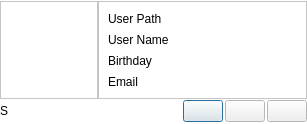
Qt form src/GuiVCard.ui (hwgao/beebeep) before a commit.
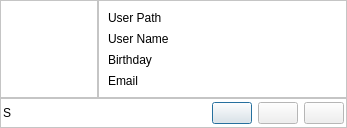
The same form after that commit. Icons and pictures are not drawn.

Patch:
```diff
--- a/src/GuiVCard.ui
+++ b/src/GuiVCard.ui
@@ -6,8 +6,8 @@
    <rect>
     <x>0</x>
     <y>0</y>
-    <width>307</width>
-    <height>124</height>
+    <width>347</width>
+    <height>128</height>
    </rect>
   </property>
   <property name="palette">
@@ -338,8 +338,24 @@
     </widget>
    </item>
    <item row="1" column="0" colspan="2">
+    <widget class="QFrame" name="mp_frameBottom">
+     <property name="frameShape">
+      <enum>QFrame::StyledPanel</enum>
+     </property>
+     <property name="frameShadow">
+      <enum>QFrame::Plain</enum>
+     </property>
     <layout class="QHBoxLayout" name="horizontalLayout">
-     <property name="spacing">
+      <property name="leftMargin">
+       <number>2</number>
+      </property>
+      <property name="topMargin">
+       <number>2</number>
+      </property>
+      <property name="rightMargin">
+       <number>2</number>
+      </property>
+      <property name="bottomMargin">
       <number>2</number>
      </property>
      <item>
@@ -365,7 +381,7 @@
        </property>
        <property name="sizeHint" stdset="0">
         <size>
-         <width>40</width>
+          <width>113</width>
          <height>20</height>
         </size>
        </property>
@@ -420,6 +436,7 @@
       </widget>
      </item>
     </layout>
+    </widget>
    </item>
   </layout>
  </widget>
```
Lines whose indentation alone changed are shown as unchanged.
